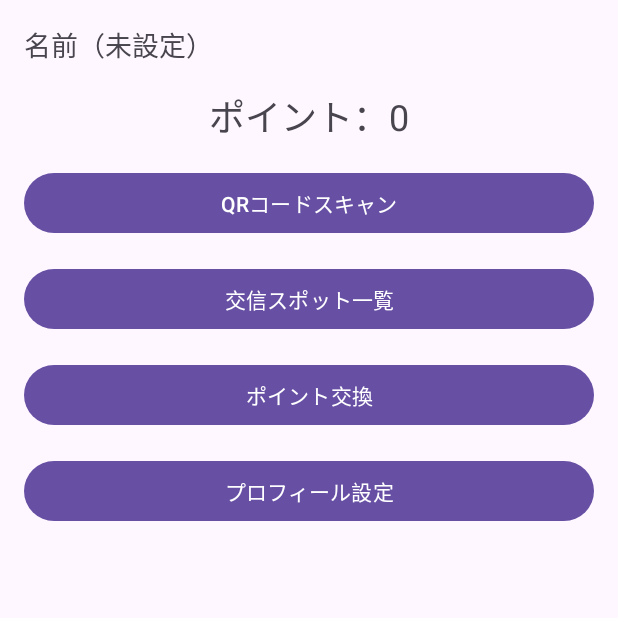
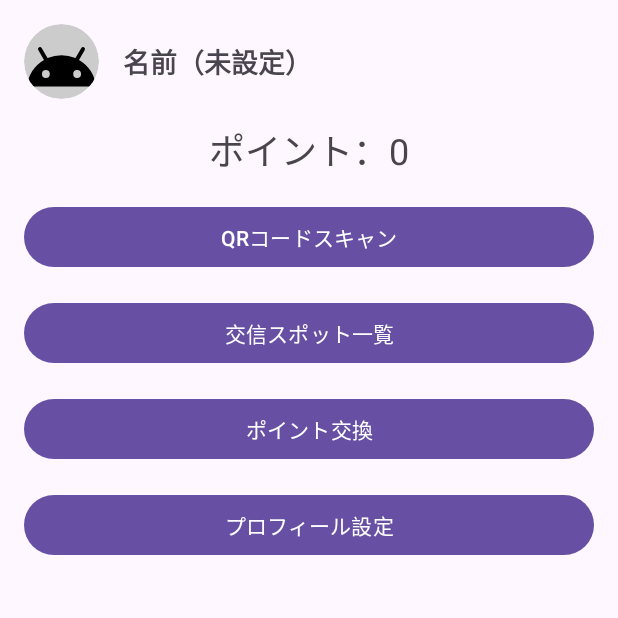
Before and after one commit to yakkyosan/Hypothesis, an Android app: the screen it shows after launch (MainActivity), on a phone screen of 412 x 824 dp, the top half of it. Run offline under Robolectric (Android 15) with nearby library versions, the phone set to English and light mode, and no system bars; our stand-ins replace Room's generated code.

Commit message:
完成版（！）

```diff
--- a/app/src/main/java/com/example/qr_scanning/model/User.kt
+++ b/app/src/main/java/com/example/qr_scanning/model/User.kt
@@ -9,6 +9,6 @@ data class User(
         @PrimaryKey(autoGenerate = true)
         val id: Int = 0,                 // ユーザーの一意なID
         val name: String,                // ユーザー名
-        val profileImageUrl: String,     // プロフィール画像のURL
+        val profileImageUrl: String?,     // プロフィール画像のURL
         var points: Int                  // ユーザーの保有ポイント
 )
--- a/app/src/main/java/com/example/qr_scanning/ui/MainActivity.kt
+++ b/app/src/main/java/com/example/qr_scanning/ui/MainActivity.kt
@@ -5,10 +5,12 @@ package com.example.qr_scanning.ui
 
 import android.annotation.SuppressLint
 import android.content.Intent
+import android.net.Uri
 import android.os.Bundle
 import androidx.activity.viewModels
 import androidx.appcompat.app.AppCompatActivity
 import androidx.lifecycle.lifecycleScope
+import com.example.qr_scanning.R
 import com.example.qr_scanning.databinding.ActivityMainBinding
 import kotlinx.coroutines.flow.collectLatest
 
@@ -64,8 +66,14 @@ class MainActivity : AppCompatActivity() {
         mainViewModel.userProfile.observe(this) { user ->
             if (user != null) {
                 binding.tvUserName.text = user.name
+                if (!user.profileImageUrl.isNullOrEmpty()) {
+                    binding.imgProfile.setImageURI(Uri.parse(user.profileImageUrl))
+                } else {
+                    binding.imgProfile.setImageResource(R.drawable.ic_default_profile)
+                }
             } else {
                 binding.tvUserName.text = "名前（未設定）"
+                binding.imgProfile.setImageResource(R.drawable.ic_default_profile)
             }
         }
 
--- /dev/null
+++ b/app/src/main/res/drawable/circle_shape.xml
@@ -0,0 +1,6 @@
+<?xml version="1.0" encoding="utf-8"?>
+<!-- res/drawable/circle_shape.xml -->
+<shape xmlns:android="http://schemas.android.com/apk/res/android"
+    android:shape="oval">
+    <solid android:color="#CCCCCC" /> <!-- 透明な背景 -->
+</shape>
--- a/app/src/main/res/layout/activity_main.xml
+++ b/app/src/main/res/layout/activity_main.xml
@@ -6,14 +6,33 @@
     android:orientation="vertical"
     android:padding="16dp">
 
-    <!-- ユーザー名表示 -->
-    <TextView
-        android:id="@+id/tvUserName"
-        android:layout_width="wrap_content"
+    <!-- ユーザー情報表示 (画像とユーザー名) -->
+    <LinearLayout
+        android:layout_width="match_parent"
         android:layout_height="wrap_content"
-        android:text="名前（未設定）"
-        android:textSize="18sp"
-        android:paddingBottom="16dp" />
+        android:orientation="horizontal"
+        android:gravity="center_vertical"
+        android:paddingBottom="16dp">
+
+        <ImageView
+            android:id="@+id/imgProfile"
+            android:layout_width="50dp"
+            android:layout_height="50dp"
+            android:src="@drawable/ic_default_profile"
+            android:scaleType="centerCrop"
+            android:background="@drawable/circle_shape"
+            android:clipToOutline="true"
+            android:layout_marginEnd="16dp" />
+
+        <TextView
+            android:id="@+id/tvUserName"
+            android:layout_width="wrap_content"
+            android:layout_height="wrap_content"
+            android:text="名前（未設定）"
+            android:textSize="18sp"
+            android:textStyle="bold" />
+    </LinearLayout>
+
     <!-- ポイント表示 -->
     <TextView
         android:id="@+id/tvPoints"
```
Also changed, not shown: app/src/main/java/com/example/qr_scanning/ui/ProfileActivity.kt (+75 -1 lines), app/src/main/java/com/example/qr_scanning/viewmodel/ProfileViewModel.kt (+11 -0 lines), app/src/main/res/layout/activity_profile.xml (+8 -0 lines).
